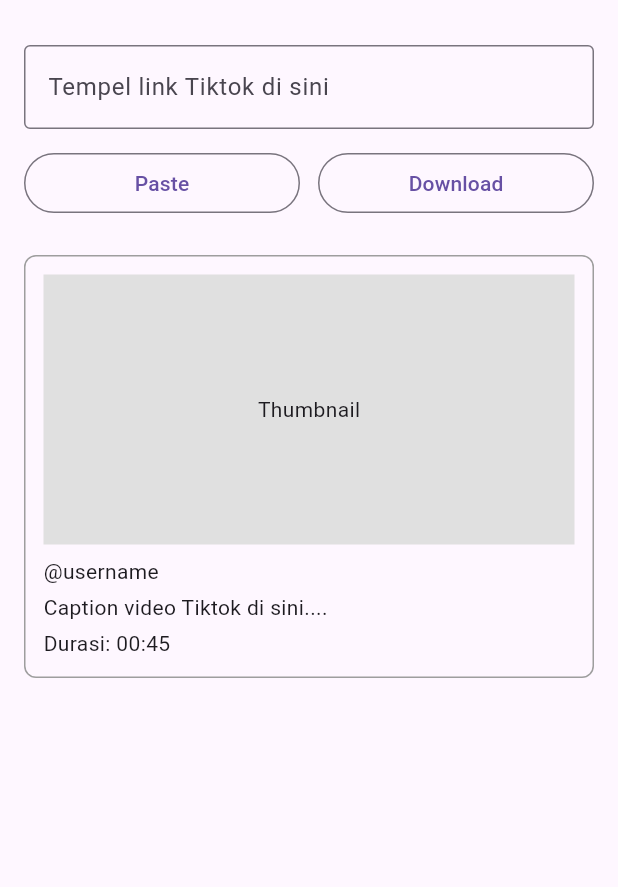
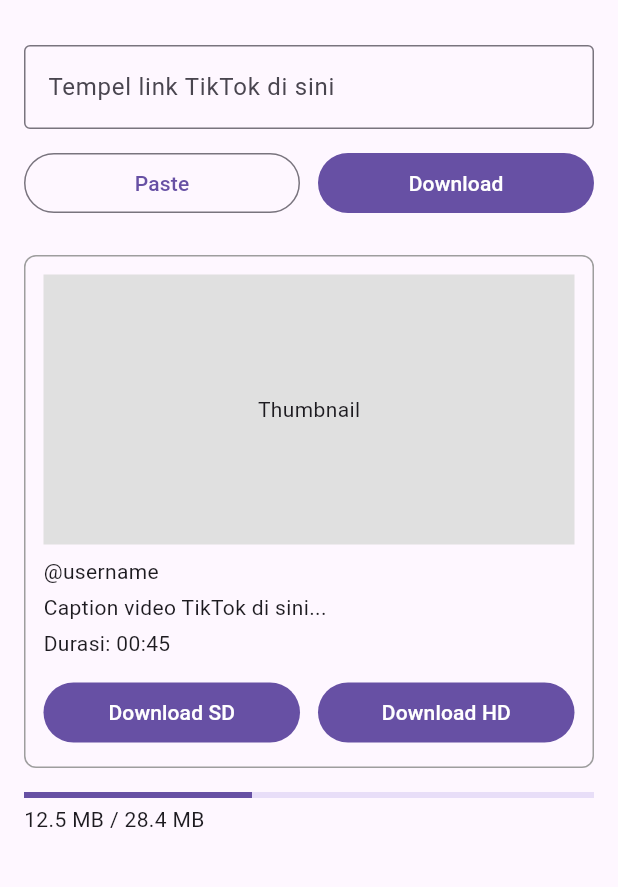
Before and after one commit to ammarFir/TokSave, a Flutter app: the screen it shows after launch, on a phone screen of 412 x 824 dp, the part 63-950 px from its top. Run offline on Flutter 3.47's test engine with Material 3 defaults, Android fonts, the phone set to English and light mode, and no system bars.

Commit message:
feat: home layout lengkap (input , preview , SD/HD , progress)

```diff
--- a/lib/main.dart
+++ b/lib/main.dart
@@ -1,21 +1,15 @@
 import 'package:flutter/material.dart';
-//biar bisa pake widget kek Text, Container , AppBar dll
 
 void main() {
-  //main itu entry point
   runApp(const TokSaveApp());
-  //fungsi runApp untuk nyalain app
-  //TokSaveApp wigdet rootnya
 }
-
 
 class TokSaveApp extends StatelessWidget {
   const TokSaveApp({super.key});
 
   @override
-    //fungsi build() : method wajib yg ngashh tau widget ini mau nampilin apa
   Widget build(BuildContext context) {
-    return MaterialApp (
+    return MaterialApp(
       title: 'TokSave',
       debugShowCheckedModeBanner: false,
       home: const HomeScreen(),
@@ -23,61 +17,44 @@
   }
 }
 
+class HomeScreen extends StatelessWidget {
+  const HomeScreen({super.key});
 
-class HomeScreen extends StatelessWidget {
-
-  const HomeScreen({super.key});
-  //constructor bernama HomeScreen
-  //menerima parameter bernama key
-  //dan meneruskan key/parameter ke parent class / super
   @override
-  //method dibawah ini menimpa method dari parent class
   Widget build(BuildContext context) {
-    //Widget : tipe retuurn : method ini bakal mengembalikan sebuah widgert
-    //nama fungsinya build dan berparameter context
-    //
-    // TODO: implement build
     return Scaffold(
-      //scaffold : kerangka halaman (app baar + body)
       appBar: AppBar(
         title: const Text('TokSave'),
       ),
-
-
       body: Padding(
-        padding: const EdgeInsets.all(16.0),//kasih jarak 16px
-        child: Column( //susun widget dari atas ke bawah
-          crossAxisAlignment: CrossAxisAlignment.stretch,//anak2nya melebar penuh
+        padding: const EdgeInsets.all(16.0),
+        child: Column(
+          crossAxisAlignment: CrossAxisAlignment.stretch,
           children: [
-
             TextField(
               decoration: InputDecoration(
-              hintText: 'Tempel link Tiktok di sini',
+                hintText: 'Tempel link TikTok di sini',
                 border: OutlineInputBorder(),
               ),
             ),
-
             const SizedBox(height: 12),
             Row(
               children: [
                 Expanded(
                   child: OutlinedButton(
                     onPressed: () {},
-                    child: const Text('Paste')
+                    child: const Text('Paste'),
                   ),
                 ),
-
-
                 const SizedBox(width: 12),
-            Expanded(child: OutlinedButton(
+                Expanded(
+                  child: FilledButton(
                     onPressed: () {},
                     child: const Text('Download'),
                   ),
                 ),
               ],
             ),
-
-
             const SizedBox(height: 24),
             Container(
               padding: const EdgeInsets.all(12),
@@ -85,7 +62,6 @@
                 border: Border.all(color: Colors.grey),
                 borderRadius: BorderRadius.circular(8),
               ),
-
               child: Column(
                 crossAxisAlignment: CrossAxisAlignment.start,
                 children: [
@@ -96,30 +72,40 @@
                       child: Text('Thumbnail'),
                     ),
                   ),
-
                   const SizedBox(height: 8),
                   const Text('@username'),
                   const SizedBox(height: 4),
-                const Text('Caption video Tiktok di sini....'),
+                  const Text('Caption video TikTok di sini...'),
                   const SizedBox(height: 4),
                   const Text('Durasi: 00:45'),
+                  const SizedBox(height: 12),
+                  Row(
+                    children: [
+                      Expanded(
+                        child: FilledButton(
+                          onPressed: () {},
+                          child: const Text('Download SD'),
+                        ),
+                      ),
+                      const SizedBox(width: 12),
+                      Expanded(
+                        child: FilledButton(
+                          onPressed: () {},
+                          child: const Text('Download HD'),
+                        ),
+                      ),
                     ],
                   ),
-            )
-
-
-
-
-
-
                 ],
               ),
-          )
+            ),
+            const SizedBox(height: 16),
+            const LinearProgressIndicator(value: 0.4),
+            const SizedBox(height: 4),
+            const Text('12.5 MB / 28.4 MB'),
+          ],
+        ),
+      ),
     );
   }
 }
-
-
-//main() → runApp → TokSaveApp → MaterialApp → HomeScreen → Scaffold
-//├─ AppBar → Text 'TokSave'
-//└─ body → Center → Text 'Home TokSave'
```
Lines whose indentation alone changed are shown as unchanged.
